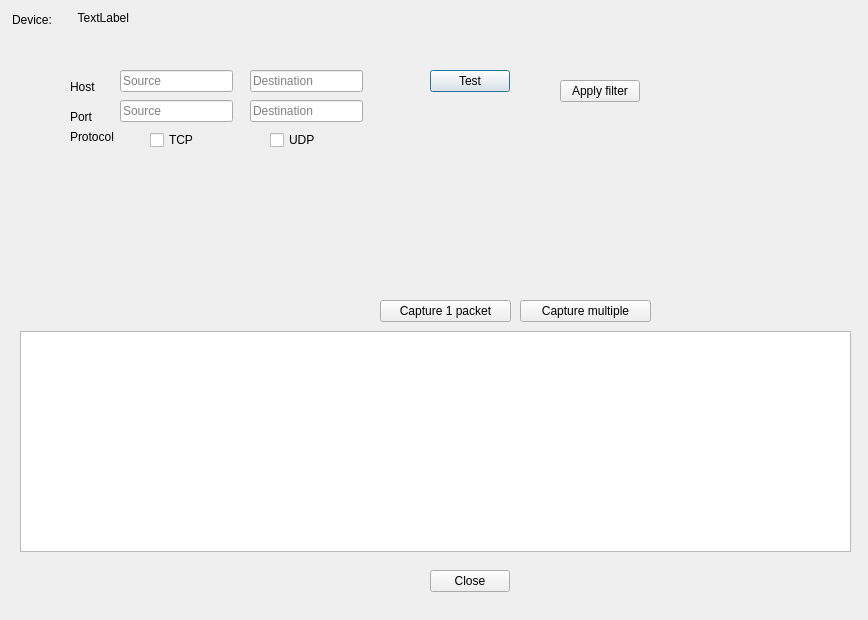
AONunan/FinalYearProject, file packetcapturewindow.ui: the form before one commit.
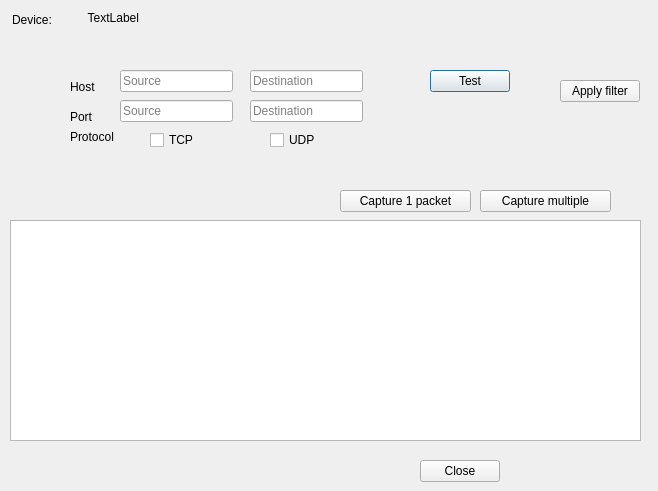
The form after the commit.

What changed in the file:
```diff
--- a/packetcapturewindow.ui
+++ b/packetcapturewindow.ui
@@ -6,8 +6,8 @@
    <rect>
     <x>0</x>
     <y>0</y>
-    <width>868</width>
-    <height>620</height>
+    <width>658</width>
+    <height>491</height>
    </rect>
   </property>
   <property name="windowTitle">
@@ -146,8 +146,8 @@
   <widget class="QPushButton" name="button_capture_stream">
    <property name="geometry">
     <rect>
-     <x>520</x>
-     <y>300</y>
+     <x>480</x>
+     <y>190</y>
      <width>131</width>
      <height>22</height>
     </rect>
@@ -159,8 +159,8 @@
   <widget class="QPushButton" name="button_capture_packet">
    <property name="geometry">
     <rect>
-     <x>380</x>
-     <y>300</y>
+     <x>340</x>
+     <y>190</y>
      <width>131</width>
      <height>22</height>
     </rect>
@@ -172,8 +172,8 @@
   <widget class="QPushButton" name="button_close_handle">
    <property name="geometry">
     <rect>
-     <x>430</x>
-     <y>570</y>
+     <x>420</x>
+     <y>460</y>
      <width>80</width>
      <height>22</height>
     </rect>
@@ -185,9 +185,9 @@
   <widget class="QListWidget" name="listWidget_packets">
    <property name="geometry">
     <rect>
-     <x>20</x>
-     <y>331</y>
-     <width>831</width>
+     <x>10</x>
+     <y>220</y>
+     <width>631</width>
      <height>221</height>
     </rect>
    </property>
@@ -221,7 +221,7 @@
   <widget class="QLabel" name="label_interface">
    <property name="geometry">
     <rect>
-     <x>70</x>
+     <x>80</x>
      <y>10</y>
      <width>59</width>
      <height>16</height>
```
